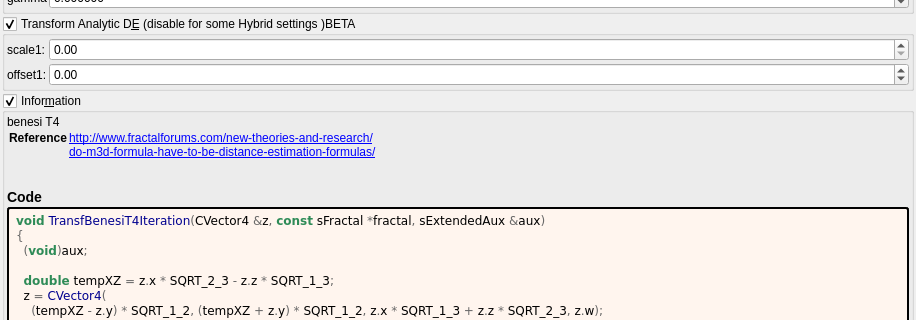
Qt form mandelbulber2/formula/ui/transf_benesi_t4.ui (buddhi1980/mandelbulber2) before a commit; both pictures show x 0 to 916 and y 259 to 579 of the 916 by 1036 pixel window.
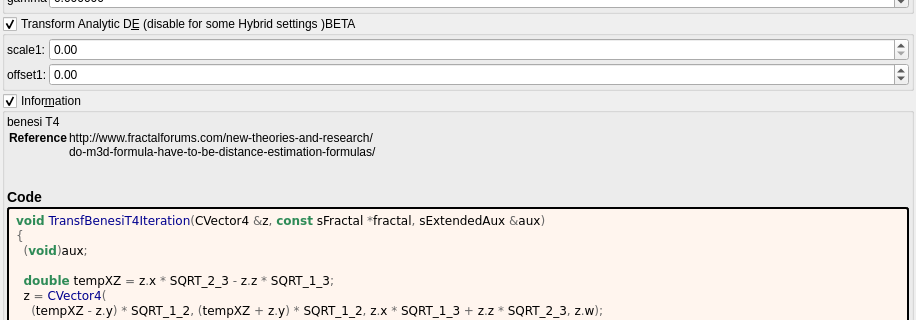
The same form after that commit. Custom widgets are drawn as their Qt base class.

Commit message:
docs: show fractalforums.com formula references as text
fractalforums.com is only partly online; fractalforums.org keeps a read-only
copy and the active forum. The formula information boxes now show
fractalforums.com references (and the wrapped lines that continue them) as
plain text. The links that remain are closed with </a>, which the generator
never wrote. The formula/ui files are regenerated with
tools/populate_ui_information.py.

Patch:
```diff
--- a/mandelbulber2/formula/ui/transf_benesi_t4.ui
+++ b/mandelbulber2/formula/ui/transf_benesi_t4.ui
@@ -548,8 +548,8 @@
        <widget class="QLabel" name="label_information_general">
         <property name="text">
          <string notr="true">&lt;p&gt;benesi T4&lt;/p&gt;&lt;table&gt;
-&lt;tr&gt;&lt;th&gt;Reference&lt;/th&gt;&lt;td&gt;&lt;a href=&quot;http://www.fractalforums.com/new-theories-and-research/&quot;&gt;http://www.fractalforums.com/new-theories-and-research/&lt;br&gt;
-&lt;a href=&quot;do-m3d-formula-have-to-be-distance-estimation-formulas/&quot;&gt;do-m3d-formula-have-to-be-distance-estimation-formulas/&lt;br&gt;
+&lt;tr&gt;&lt;th&gt;Reference&lt;/th&gt;&lt;td&gt;http://www.fractalforums.com/new-theories-and-research/&lt;br&gt;
+do-m3d-formula-have-to-be-distance-estimation-formulas/&lt;br&gt;
 &lt;/td&gt;&lt;/tr&gt;
 &lt;/table&gt;
 &lt;h3&gt;Code&lt;/h3&gt;</string>
```
The commit also changes 202 other files.
